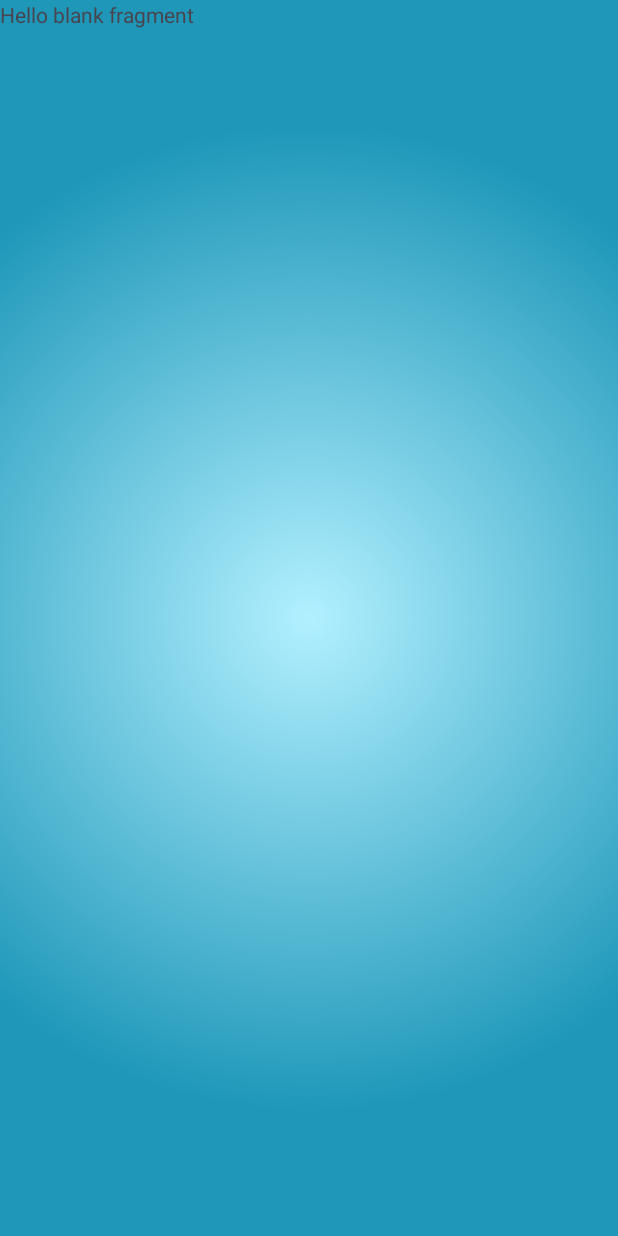
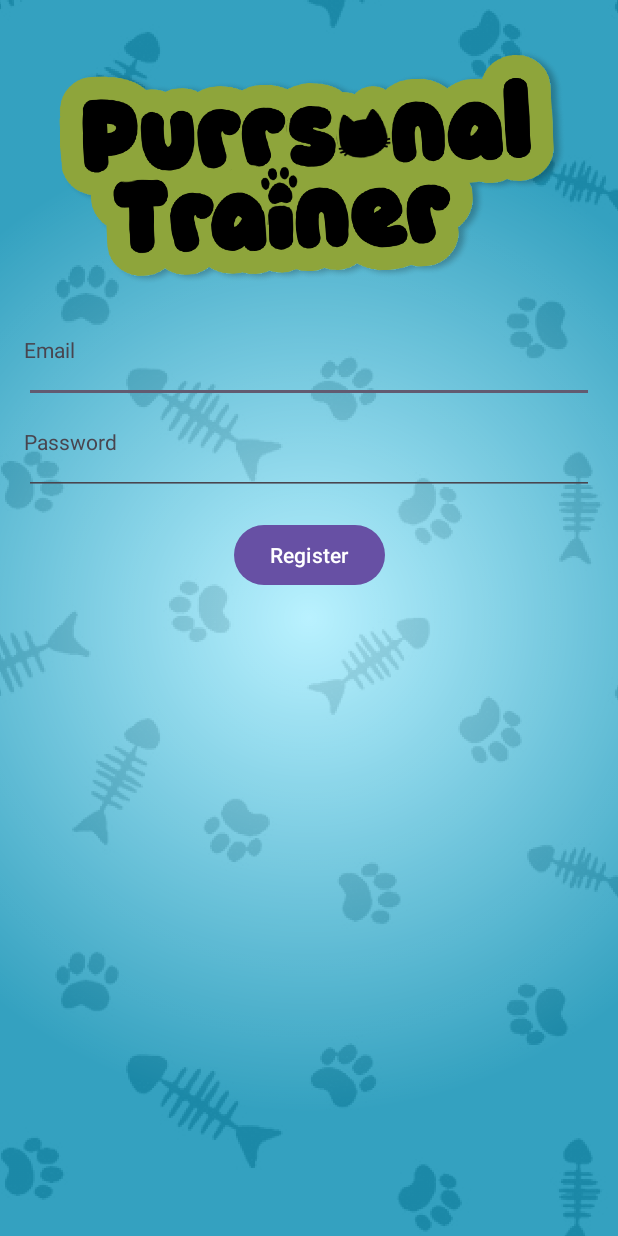
Before and after one commit to moldybaguette/PurrsonalTrainer_Fitness_Tracker, an Android app: the fragment LoginFragment shown on its own in the app's theme, on a phone screen of 412 x 824 dp. Run offline under Robolectric (Android 15) with nearby library versions, the phone set to English and light mode, and no system bars.

Commit message:
Populated Login view
There are 2 inputs, email and password + button

```diff
--- a/app/src/main/res/layout/fragment_login.xml
+++ b/app/src/main/res/layout/fragment_login.xml
@@ -1,15 +1,93 @@
 <?xml version="1.0" encoding="utf-8"?>
-<FrameLayout xmlns:android="http://schemas.android.com/apk/res/android"
+<androidx.constraintlayout.widget.ConstraintLayout xmlns:android="http://schemas.android.com/apk/res/android"
     xmlns:tools="http://schemas.android.com/tools"
     android:layout_width="match_parent"
     android:layout_height="match_parent"
+    xmlns:app="http://schemas.android.com/apk/res-auto"
     tools:context=".screens.login_register.LoginFragment"
     android:background="@drawable/bg_blue_gradient">
 
-    <!-- TODO: Update blank fragment layout -->
-    <TextView
+    <ImageView
         android:layout_width="match_parent"
         android:layout_height="match_parent"
-        android:text="@string/hello_blank_fragment" />
+        app:layout_constraintBottom_toBottomOf="parent"
+        app:layout_constraintEnd_toEndOf="parent"
+        app:layout_constraintStart_toStartOf="parent"
+        app:layout_constraintTop_toTopOf="parent"
+        android:scaleType="centerCrop"
+        app:srcCompat="@drawable/bg_paws_and_fish"/>
 
-</FrameLayout>
+    <ImageView
+        android:id="@+id/appLogo"
+        android:layout_width="wrap_content"
+        android:layout_height="wrap_content"
+        android:src="@drawable/ic_app_logo"
+        android:adjustViewBounds="true"
+        android:scaleX="0.85"
+        android:scaleY="0.85"
+        android:rotation="-2"
+        app:layout_constraintEnd_toEndOf="parent"
+        app:layout_constraintStart_toStartOf="parent"
+        app:layout_constraintTop_toTopOf="parent"
+        android:layout_marginTop="20dp"/>
+
+
+    <TextView
+        android:layout_width="wrap_content"
+        android:layout_height="wrap_content"
+        android:text="@string/email"
+        app:layout_constraintTop_toBottomOf="@id/appLogo"
+        app:layout_constraintStart_toStartOf="parent"
+        android:layout_marginTop="16dp"
+        android:layout_marginStart="16dp"/>
+
+    <EditText
+        android:id="@+id/emailInput"
+        android:layout_width="0dp"
+        android:layout_height="wrap_content"
+        android:inputType="textEmailAddress"
+        app:layout_constraintTop_toBottomOf="@id/appLogo"
+        app:layout_constraintStart_toStartOf="parent"
+        app:layout_constraintEnd_toEndOf="parent"
+        android:layout_marginTop="16dp"
+        android:layout_marginStart="16dp"
+        android:layout_marginEnd="16dp"/>
+
+
+
+    <TextView
+        android:layout_width="wrap_content"
+        android:layout_height="wrap_content"
+        android:text="@string/password"
+        app:layout_constraintTop_toBottomOf="@id/emailInput"
+        app:layout_constraintStart_toStartOf="parent"
+        android:layout_marginTop="16dp"
+        android:layout_marginStart="16dp"/>
+
+    <EditText
+        android:id="@+id/passwordInput"
+        android:layout_width="0dp"
+        android:layout_height="wrap_content"
+        android:inputType="textPassword"
+        app:layout_constraintTop_toBottomOf="@id/emailInput"
+        app:layout_constraintStart_toStartOf="parent"
+        app:layout_constraintEnd_toEndOf="parent"
+        android:layout_marginTop="16dp"
+        android:layout_marginStart="16dp"
+        android:layout_marginEnd="16dp"/>
+
+
+
+
+    <Button
+        android:id="@+id/registerButton"
+        android:layout_width="wrap_content"
+        android:layout_height="wrap_content"
+        android:text="@string/register"
+        app:layout_constraintTop_toBottomOf="@id/passwordInput"
+        app:layout_constraintStart_toStartOf="parent"
+        app:layout_constraintEnd_toEndOf="parent"
+        android:layout_marginTop="16dp"
+        android:layout_marginStart="16dp"
+        android:layout_marginEnd="16dp"/>
+</androidx.constraintlayout.widget.ConstraintLayout>
```
